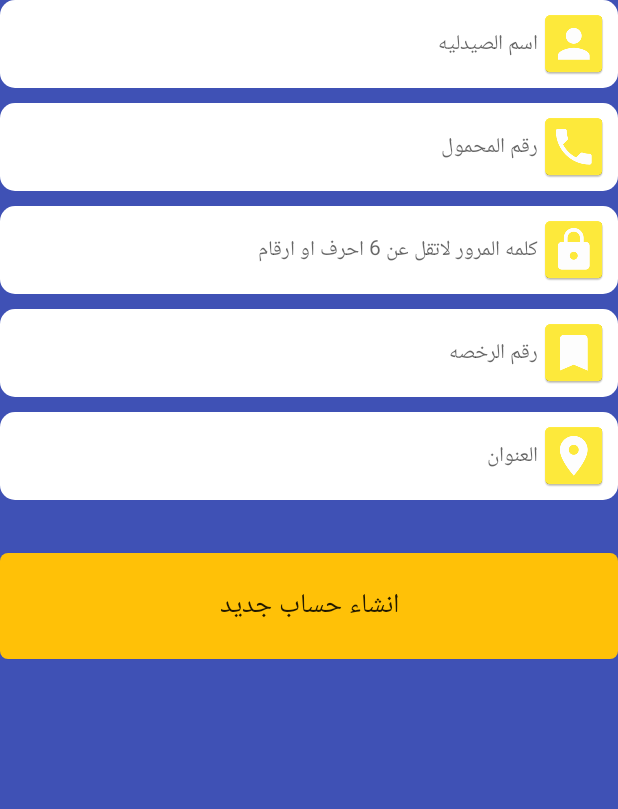
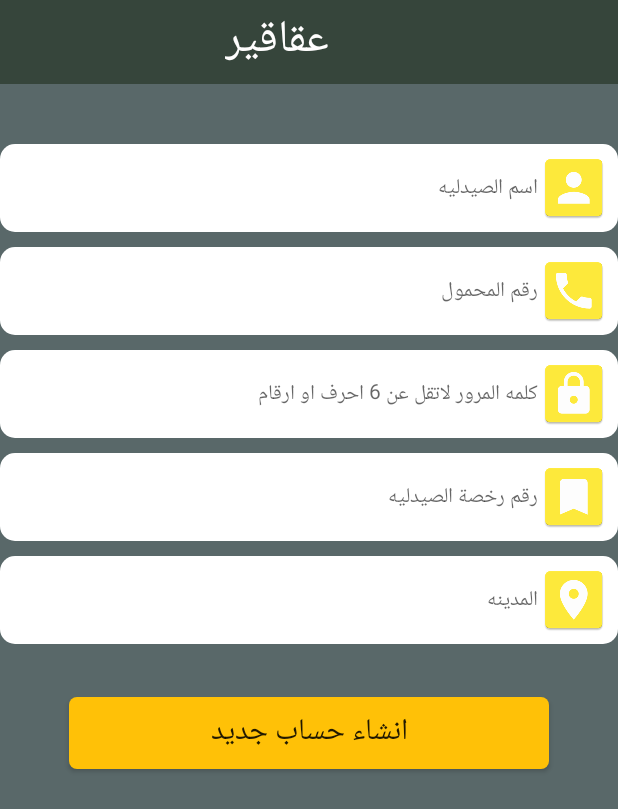
Before and after one commit to 3kakerOrg/My3qaqer22, an Android app: the fragment Register_Fragment shown on its own in the app's theme, on a phone screen of 412 x 824 dp. Shown: the top 809 px of the screen. Run offline under Robolectric (Android 15) with nearby library versions, the phone set to English and light mode, and no system bars; our stand-ins replace ButterKnife, Firebase (no records; nobody signed in at launch, a user with empty details on screens opened directly).

Commit message:
update login and register and search design

```diff
--- a/app/src/main/java/com/example/omd/my3qaqer/AddPost.java
+++ b/app/src/main/java/com/example/omd/my3qaqer/AddPost.java
@@ -208,10 +208,6 @@ public class AddPost extends AppCompatActivity {
                 Toast.makeText(AddPost.this,getResources().getString(R.string.checkDrugtype), Toast.LENGTH_SHORT).show();
 
             }
-            else if (ImageUri==null)
-            {
-                Toast.makeText(AddPost.this,getResources().getString(R.string.checkDrugimage), Toast.LENGTH_SHORT).show();
-            }
             else
                 {
                     if (PhoneNumber.getPhoneNumber()==null||PhoneNumber.getPhoneNumber().isEmpty())
--- a/app/src/main/java/com/example/omd/my3qaqer/fragments/Register_Fragment.java
+++ b/app/src/main/java/com/example/omd/my3qaqer/fragments/Register_Fragment.java
@@ -22,6 +22,7 @@ import com.example.omd.my3qaqer.Location_Model;
 import com.example.omd.my3qaqer.Pharmacy_Model;
 import com.example.omd.my3qaqer.Profile;
 import com.example.omd.my3qaqer.R;
+import com.example.omd.my3qaqer.R2;
 import com.google.android.gms.tasks.OnCompleteListener;
 import com.google.android.gms.tasks.OnFailureListener;
 import com.google.android.gms.tasks.Task;
@@ -30,42 +31,48 @@ import com.google.firebase.auth.FirebaseAuth;
 import com.google.firebase.database.DatabaseReference;
 import com.google.firebase.database.FirebaseDatabase;
 
+import butterknife.BindView;
+import butterknife.ButterKnife;
+import butterknife.OnClick;
+
 /**
  * Created by Delta on 16/06/2017.
  */
 
-public class Register_Fragment extends Fragment{
-    private EditText userName,userPhone,userPassword,userLicence,userLocation;
-    private Button registerBtn;
+public class Register_Fragment extends Fragment {
+    @BindView(R2.id.userName)
+     EditText userName;
+    @BindView(R2.id.userPhone)
+     EditText userPhone;
+    @BindView(R2.id.userPassword)
+     EditText userPassword;
+    @BindView(R2.id.userLicence)
+     EditText userLicence;
+    @BindView(R2.id.userLocation)
+     EditText userLocation;
+    @BindView(R2.id.Regiser_registerBtn)
+     Button registerBtn;
     Context mContext;
     FirebaseAuth mAuth;
     DatabaseReference dRef;
     ProgressDialog mDialog;
-    private Double latitude,longitude;
+    private Double latitude, longitude;
+
     @Nullable
     @Override
     public View onCreateView(LayoutInflater inflater, @Nullable ViewGroup container, @Nullable Bundle savedInstanceState) {
-        View view = inflater.inflate(R.layout.register,container,false);
+        View view = inflater.inflate(R.layout.register, container, false);
+        ButterKnife.bind(this, view);
         init_View(view);
-        registerBtnAction(registerBtn);
         return view;
     }
 
 
-
-
     private void init_View(View view) {
-        mContext     =  view.getContext();
-        userName     = (EditText) view.findViewById(R.id.userName);
-        userPhone    = (EditText) view.findViewById(R.id.userPhone);
-        userPassword = (EditText) view.findViewById(R.id.userPassword);
-        userLicence  = (EditText) view.findViewById(R.id.userLicence);
-        userLicence  = (EditText) view.findViewById(R.id.userLicence);
-        userLocation = (EditText) view.findViewById(R.id.userLocation);
-        registerBtn  = (Button) view.findViewById(R.id.Regiser_registerBtn);
+        mContext = view.getContext();
         ///////////////////////////////////////////////////////////////////
         mAuth = FirebaseAuth.getInstance();
-        dRef  = FirebaseDatabase.getInstance().getReference();
+        dRef = FirebaseDatabase.getInstance().getReference();
         ///////////////////////////////////////////////////////////////////
         userName.setText(null);
         userPhone.setText(null);
@@ -79,83 +86,58 @@ public class Register_Fragment extends Fragment{
         //////////////////////////////////////////////////////////////////
 
     }
-    private void registerBtnAction(Button registerBtn) {
-        registerBtn.setOnClickListener(new View.OnClickListener() {
-            @Override
-            public void onClick(View view) {
-                SignUp();
-            }
-        });
-    }
-    private void SignUp() {
 
-        final String username     = userName.getText().toString();
-        final String phone        = userPhone.getText().toString();
-        final String licence      = userLicence.getText().toString();
+    @OnClick(R2.id.Regiser_registerBtn)
+     void SignUp() {
+
+        final String username = userName.getText().toString();
+        final String phone = userPhone.getText().toString();
+        final String licence = userLicence.getText().toString();
         final String userlocation = userLocation.getText().toString();
-        String email        = phone+"@3qaqer.com";
-        String password     = userPassword.getText().toString();
+        String email = phone + "@3qaqer.com";
+        String password = userPassword.getText().toString();
 
-        if (TextUtils.isEmpty(username))
-        {
-            Toast.makeText(mContext,getResources().getString(R.string.checkname).toString(), Toast.LENGTH_SHORT).show();
-        }
-        else if (TextUtils.isEmpty(phone))
-        {
-            Toast.makeText(mContext,getResources().getString(R.string.checkphone).toString(), Toast.LENGTH_SHORT).show();
+        if (TextUtils.isEmpty(username)) {
+            Toast.makeText(mContext, getResources().getString(R.string.checkname).toString(), Toast.LENGTH_SHORT).show();
+        } else if (TextUtils.isEmpty(phone)) {
+            Toast.makeText(mContext, getResources().getString(R.string.checkphone).toString(), Toast.LENGTH_SHORT).show();
 
-        }
-        else if (!phone.matches("^(010|011|012)[0-9]{8}$"))
-        {
-            Toast.makeText(mContext,getResources().getString(R.string.checkphone2), Toast.LENGTH_SHORT).show();
-        }
-        else if (TextUtils.isEmpty(password))
-        {
-            Toast.makeText(mContext,getResources().getString(R.string.checkpassword).toString(), Toast.LENGTH_SHORT).show();
+        } else if (!phone.matches("^(010|011|012)[0-9]{8}$")) {
+            Toast.makeText(mContext, getResources().getString(R.string.checkphone2), Toast.LENGTH_SHORT).show();
+        } else if (TextUtils.isEmpty(password)) {
+            Toast.makeText(mContext, getResources().getString(R.string.checkpassword).toString(), Toast.LENGTH_SHORT).show();
 
-        }
-        else if (!password.matches("[A-Za-z0-9]{6,}"))
-        {
-            Toast.makeText(mContext,getResources().getString(R.string.checkpassword2).toString(), Toast.LENGTH_SHORT).show();
+        } else if (!password.matches("[A-Za-z0-9]{6,}")) {
+            Toast.makeText(mContext, getResources().getString(R.string.checkpassword2).toString(), Toast.LENGTH_SHORT).show();
 
-        }
-        else if (TextUtils.isEmpty(licence))
-        {
-            Toast.makeText(mContext,getResources().getString(R.string.checklicence).toString(), Toast.LENGTH_SHORT).show();
+        } else if (TextUtils.isEmpty(licence)) {
+            Toast.makeText(mContext, getResources().getString(R.string.checklicence).toString(), Toast.LENGTH_SHORT).show();
 
-        }
-        else if (TextUtils.isEmpty(userlocation))
-        {
-            Toast.makeText(mContext,getResources().getString(R.string.checklocation).toString(), Toast.LENGTH_SHORT).show();
+        } else if (TextUtils.isEmpty(userlocation)) {
+            Toast.makeText(mContext, getResources().getString(R.string.checklocation).toString(), Toast.LENGTH_SHORT).show();
 
-        }
-
-        else if (!TextUtils.isEmpty(email))
-        {
+        } else if (!TextUtils.isEmpty(email)) {
             mDialog.show();
             GpsLoc mLoc = new GpsLoc(mContext);
-            if (mLoc.canGetLocation())
-            {
+            if (mLoc.canGetLocation()) {
                 latitude = mLoc.getLatitude();
-                longitude= mLoc.getLongitude();
-                mAuth.createUserWithEmailAndPassword(email,password).addOnCompleteListener(new OnCompleteListener<AuthResult>() {
+                longitude = mLoc.getLongitude();
+                mAuth.createUserWithEmailAndPassword(email, password).addOnCompleteListener(new OnCompleteListener<AuthResult>() {
                     @Override
                     public void onComplete(@NonNull Task<AuthResult> task) {
-                        if (task.isSuccessful())
-                        {
+                        if (task.isSuccessful()) {
 
-                            Pharmacy_Model mModel = new Pharmacy_Model(username,phone,licence,userlocation,"");
+                            Pharmacy_Model mModel = new Pharmacy_Model(username, phone, licence, userlocation, "");
                             DatabaseReference pharmacyRef = dRef.child(Firebase_DataBase_Holder.pharmacy_Info).child(mAuth.getCurrentUser().getUid().toString());
                             pharmacyRef.setValue(mModel).addOnCompleteListener(new OnCompleteListener<Void>() {
                                 @Override
                                 public void onComplete(@NonNull Task<Void> task) {
-                                    if (task.isSuccessful())
-                                    {
+                                    if (task.isSuccessful()) {
                                         DatabaseReference LocRef = dRef.child(Firebase_DataBase_Holder.location_Info).child(mAuth.getCurrentUser().getUid().toString());
-                                        Location_Model l_Model = new Location_Model(latitude.toString(),longitude.toString());
+                                        Location_Model l_Model = new Location_Model(latitude.toString(), longitude.toString());
                                         LocRef.setValue(l_Model);
                                         getActivity().startActivity(new Intent(getActivity(), Profile.class).setFlags(Intent.FLAG_ACTIVITY_CLEAR_TOP));
-                                        Toast.makeText(mContext,getResources().getString(R.string.registerCorrect).toString(), Toast.LENGTH_SHORT).show();
+                                        Toast.makeText(mContext, getResources().getString(R.string.registerCorrect).toString(), Toast.LENGTH_SHORT).show();
 
                                         mDialog.dismiss();
                                         userName.setText(null);
@@ -175,27 +157,20 @@ public class Register_Fragment extends Fragment{
                     public void onFailure(@NonNull Exception e) {
 
                         mDialog.dismiss();
-                        if (e.getMessage().equals("A network error (such as timeout, interrupted connection or unreachable host) has occurred."))
-                        {
-                            Toast.makeText(mContext,getResources().getString(R.string.checkinternet), Toast.LENGTH_SHORT).show();
+                        if (e.getMessage().equals("A network error (such as timeout, interrupted connection or unreachable host) has occurred.")) {
+                            Toast.makeText(mContext, getResources().getString(R.string.checkinternet), Toast.LENGTH_SHORT).show();
 
-                        }
-                        else if (e.getMessage().equals("The email address is already in use by another account."))
-                        {
-                            Toast.makeText(mContext,getResources().getString(R.string.userregister_befor), Toast.LENGTH_SHORT).show();
+                        } else if (e.getMessage().equals("The email address is already in use by another account.")) {
+                            Toast.makeText(mContext, getResources().getString(R.string.userregister_befor), Toast.LENGTH_SHORT).show();
 
-                        }
-                        else
-                        {
-                            Toast.makeText(mContext,getResources().getString(R.string.errorin_registration), Toast.LENGTH_SHORT).show();
+                        } else {
+                            Toast.makeText(mContext, getResources().getString(R.string.errorin_registration), Toast.LENGTH_SHORT).show();
 
                         }
                     }
                 });
 
-            }
-            else
-            {
+            } else {
                 mLoc.ShowAlertDialog(getActivity());
                 mDialog.dismiss();
             }
--- a/app/src/main/res/layout/register.xml
+++ b/app/src/main/res/layout/register.xml
@@ -2,9 +2,14 @@
 <LinearLayout xmlns:android="http://schemas.android.com/apk/res/android"
     android:orientation="vertical" android:layout_width="match_parent"
     android:layout_height="match_parent"
-    android:background="@color/colorPrimary"
+    android:background="@color/stormCold"
 
     >
+    <include
+        layout="@layout/toolbar"
+        android:layout_width="match_parent"
+        android:layout_height="wrap_content" />
+
     <EditText
         android:id="@+id/userName"
         android:layout_width="match_parent"
@@ -15,8 +20,8 @@
         android:textDirection="rtl"
         android:drawableRight="@mipmap/user"
         android:inputType="textPersonName"
-        android:gravity="right|center"
         android:layout_marginBottom="10dp"
+        android:layout_marginTop="40dp"
         android:textSize="14sp"
         android:lines="1"
         android:scrollHorizontally="true"
@@ -47,10 +52,10 @@
         android:background="@drawable/edittext_style"
         android:hint="كلمه المرور لاتقل عن 6 احرف او ارقام"
         android:padding="5dp"
+        android:gravity="right|center"
         android:textDirection="rtl"
         android:drawableRight="@mipmap/password"
         android:inputType="textPassword"
-        android:gravity="right|center"
         android:layout_marginBottom="10dp"
         android:textSize="14sp"
         android:lines="1"
@@ -63,11 +68,10 @@
         android:layout_width="match_parent"
         android:layout_height="wrap_content"
         android:background="@drawable/edittext_style"
-        android:hint="رقم الرخصه"
+        android:hint="رقم رخصة الصيدليه"
         android:padding="5dp"
         android:textDirection="rtl"
         android:drawableRight="@mipmap/licence"
-        android:gravity="right|center"
         android:layout_marginBottom="10dp"
         android:textSize="14sp"
         android:lines="1"
@@ -81,11 +85,10 @@
         android:layout_width="match_parent"
         android:layout_height="wrap_content"
         android:background="@drawable/edittext_style"
-        android:hint="العنوان"
+        android:hint="المدينه"
         android:padding="5dp"
         android:textDirection="rtl"
         android:drawableRight="@mipmap/locations"
-        android:gravity="right|center"
         android:layout_marginBottom="10dp"
         android:textSize="14sp"
         android:lines="1"
@@ -95,14 +98,13 @@
 
     <Button
         android:id="@+id/Regiser_registerBtn"
-        android:layout_width="match_parent"
+        android:layout_width="320dp"
+        android:layout_gravity="center"
         android:layout_height="wrap_content"
         android:layout_marginTop="25dp"
         android:text="@string/create_account_txt"
-        android:padding="20dp"
         android:background="@drawable/button_pressed_state"
-        android:textSize="18sp"
-        android:layout_marginBottom="80dp"
+        android:textSize="20sp"
 
         />
 </LinearLayout>
```
Also changed, not shown: app/src/main/java/com/example/omd/my3qaqer/GpsLoc.java (+17 -4 lines), app/src/main/java/com/example/omd/my3qaqer/MainActivity.java (+13 -4 lines), app/src/main/java/com/example/omd/my3qaqer/fragments/MainFragment.java (+30 -40 lines), app/src/main/java/com/example/omd/my3qaqer/fragments/login_Fragment.java (+45 -61 lines), app/src/main/res/layout/activity_main.xml (+4 -8 lines), app/src/main/res/layout/login.xml (+8 -3 lines).
